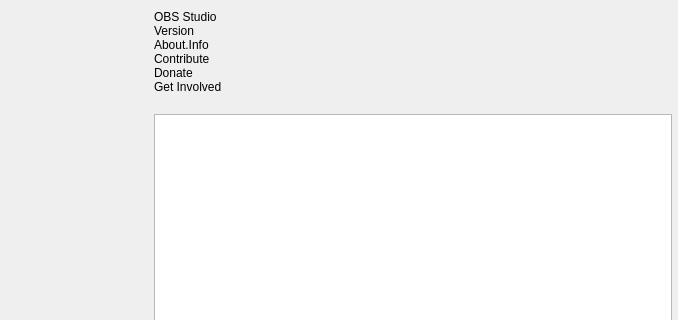
The window that UI/forms/OBSAbout.ui (CoSMoSoftware/OBS-studio-webrtc) describes before a commit, drawn with Qt 5; both pictures show x 162 to 840 and y 0 to 320 of the 840 by 519 pixel window.
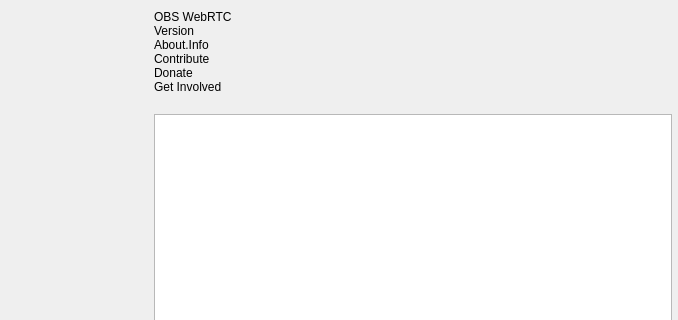
The same window after the commit. Icons and pictures are not drawn. Custom widgets are drawn as their Qt base class.

Diff of the .ui file:
```diff
--- a/UI/forms/OBSAbout.ui
+++ b/UI/forms/OBSAbout.ui
@@ -76,7 +76,7 @@
        <item>
         <widget class="QLabel" name="name">
          <property name="text">
-          <string notr="true">OBS Studio</string>
+          <string notr="true">OBS WebRTC</string>
          </property>
         </widget>
        </item>
```
